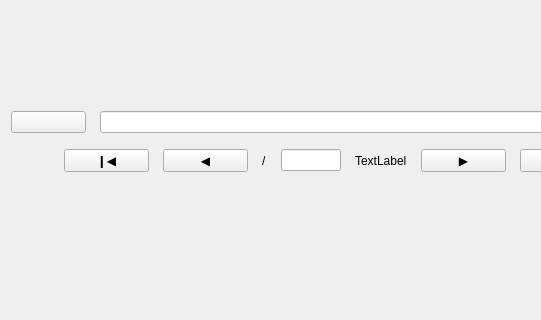
First picture: the form in difference_viewer/resources/page.ui, repository blue-no/difference-viewer, before the edit; both pictures show x 0 to 541 and y 205 to 525 of the 668 by 694 pixel window.
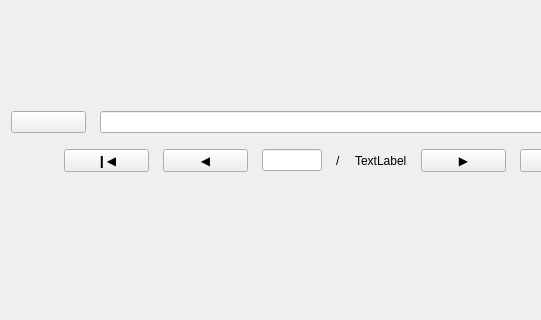
Second picture: the form after the edit.

Commit message: Fix widget location

Diff of the .ui file:
```diff
--- a/difference_viewer/resources/page.ui
+++ b/difference_viewer/resources/page.ui
@@ -131,13 +131,6 @@
          </property>
         </widget>
        </item>
-       <item>
-        <widget class="QLabel" name="label">
-         <property name="text">
-          <string>/</string>
-         </property>
-        </widget>
-       </item>
        <item>
         <widget class="QLineEdit" name="txtCurPage">
          <property name="maximumSize">
@@ -151,6 +144,13 @@
          </property>
         </widget>
        </item>
+       <item>
+        <widget class="QLabel" name="label">
+         <property name="text">
+          <string>/</string>
+         </property>
+        </widget>
+       </item>
        <item>
         <widget class="QLabel" name="lblTotalPage">
          <property name="text">
```
